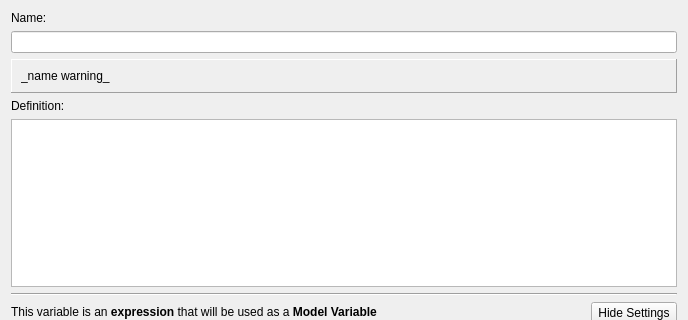
Before: the Qt Designer form opus_gui/general_manager/views/variable_editor.ui in psrc/urbansim, drawn with Qt 5; both pictures show x 0 to 688 and y 0 to 320 of the 688 by 483 pixel window.
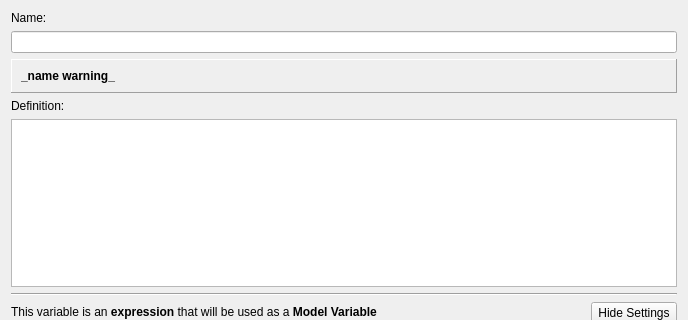
After: the same form once the commit is applied.

What changed in the file:
```diff
--- a/opus_gui/general_manager/views/variable_editor.ui
+++ b/opus_gui/general_manager/views/variable_editor.ui
@@ -55,8 +55,8 @@
        <widget class="QLabel" name="lbl_name_warning" >
         <property name="font" >
          <font>
-          <weight>50</weight>
-          <bold>false</bold>
+          <weight>75</weight>
+          <bold>true</bold>
          </font>
         </property>
         <property name="text" >
```
